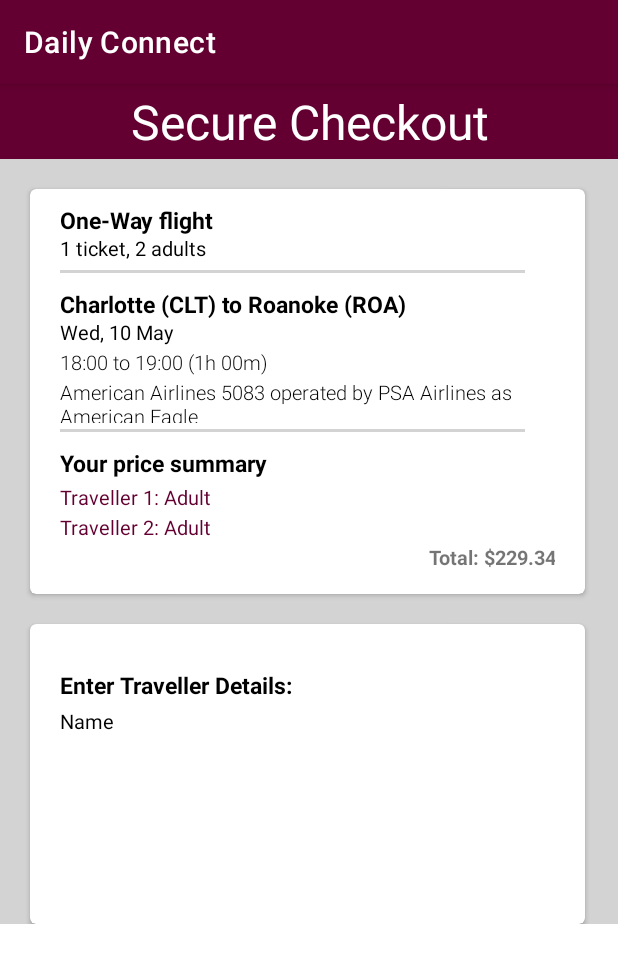
After one commit to pranavganeshvt/DailyConnect, an Android app: the SecureCheckoutActivity screen opened directly, with no data from a screen before it, on a phone screen of 412 x 824 dp. The commit adds this screen. Shown: the top 963 px of the screen. Run offline under Robolectric (Android 15) with nearby library versions, the phone set to English and light mode, and no system bars.

Commit message:
First Commit - Pranav Ganesh

```diff
--- a/app/build.gradle
+++ b/app/build.gradle
@@ -13,6 +13,7 @@ android {
         targetSdk 33
         versionCode 1
         versionName "1.0"
+        compileSdkPreview = "UpsideDownCake"
 
         testInstrumentationRunner "androidx.test.runner.AndroidJUnitRunner"
     }
@@ -38,7 +39,9 @@ dependencies {
     implementation 'androidx.appcompat:appcompat:1.4.1'
     implementation 'com.google.android.material:material:1.5.0'
     implementation 'androidx.constraintlayout:constraintlayout:2.1.3'
+    implementation 'androidx.core:core-ktx:+'
     testImplementation 'junit:junit:4.13.2'
     androidTestImplementation 'androidx.test.ext:junit:1.1.3'
     androidTestImplementation 'androidx.test.espresso:espresso-core:3.4.0'
+    implementation("androidx.cardview:cardview:1.0.0")
 }
--- a/app/src/main/AndroidManifest.xml
+++ b/app/src/main/AndroidManifest.xml
@@ -21,6 +21,9 @@
             android:name=".TimingsPage"
             android:exported="false" />
         <activity
+            android:name=".SecureCheckoutActivity"
+            android:exported="false" />
+        <activity
             android:name=".LoginPage"
             android:exported="true">
             <intent-filter>
@@ -29,6 +32,7 @@
                 <category android:name="android.intent.category.LAUNCHER" />
             </intent-filter>
         </activity>
+
     </application>
 
 </manifest>
--- a/app/src/main/java/com/example/dailyconnect/LoginPage.kt
+++ b/app/src/main/java/com/example/dailyconnect/LoginPage.kt
@@ -11,10 +11,11 @@ class LoginPage : AppCompatActivity() {
         super.onCreate(savedInstanceState)
         setContentView(R.layout.login)
 
-        val login = findViewById<Button>(R.id.login);
+        val login = findViewById<Button>(R.id.login)
         login.setOnClickListener{
-            val intent1 = android.content.Intent (this, TimingsPage::class.java)
+            val intent1 = android.content.Intent (this@LoginPage, TimingsPage::class.java)
             startActivity(intent1)
+
         }
     }
 }
--- a/app/src/main/java/com/example/dailyconnect/SeatsPageActivity.kt
+++ b/app/src/main/java/com/example/dailyconnect/SeatsPageActivity.kt
@@ -10,10 +10,10 @@ class SeatsPageActivity : AppCompatActivity() {
         super.onCreate(savedInstanceState)
         setContentView(R.layout.activity_seats_page)
 
-        var proceedButton = findViewById<Button>(R.id.proceed_button)
+        val proceedButton = findViewById<Button>(R.id.proceed_button)
         proceedButton.setOnClickListener{
-            val intent = Intent(this@SeatsPageActivity, LoginPage::class.java)
-            startActivity(intent)
+            val intent3 = Intent(this@SeatsPageActivity, HomePageActivity::class.java)
+            startActivity(intent3)
         }
     }
 }
--- /dev/null
+++ b/app/src/main/java/com/example/dailyconnect/SecureCheckoutActivity.kt
@@ -0,0 +1,11 @@
+package com.example.dailyconnect
+
+import androidx.appcompat.app.AppCompatActivity
+import android.os.Bundle
+
+class SecureCheckoutActivity : AppCompatActivity() {
+    override fun onCreate(savedInstanceState: Bundle?) {
+        super.onCreate(savedInstanceState)
+        setContentView(R.layout.secure_checkout)
+    }
+}
--- a/app/src/main/java/com/example/dailyconnect/TimingsPage.kt
+++ b/app/src/main/java/com/example/dailyconnect/TimingsPage.kt
@@ -9,10 +9,10 @@ class TimingsPage : AppCompatActivity() {
         super.onCreate(savedInstanceState)
         setContentView(R.layout.timings)
 
-        var next = findViewById<Button>(R.id.next)
-        next.setOnClickListener{
-            val intent2 = android.content.Intent(this, SeatsPageActivity::class.java)
-            startActivity(intent2)
+        val next1 = findViewById<Button>(R.id.next)
+        next1.setOnClickListener{
+            val intent4 = android.content.Intent(this@TimingsPage, LoginPage::class.java)
+            startActivity(intent4)
         }
     }
 }
--- a/app/src/main/res/layout/activity_home_page.xml
+++ b/app/src/main/res/layout/activity_home_page.xml
@@ -24,9 +24,6 @@
             android:layout_height="wrap_content"
             android:layout_weight="1"/>
 
-        <SearchView
-            android:layout_width="wrap_content"
-            android:layout_height="wrap_content"/>
 
         <Button
             android:layout_width="wrap_content"
--- /dev/null
+++ b/app/src/main/res/layout/secure_checkout.xml
@@ -0,0 +1,192 @@
+<?xml version="1.0" encoding="utf-8"?>
+<ScrollView
+    xmlns:android="http://schemas.android.com/apk/res/android"
+    xmlns:card_view="http://schemas.android.com/apk/res-auto"
+    android:layout_width="fill_parent"
+    android:layout_height="fill_parent">
+<LinearLayout
+    android:layout_width="match_parent"
+    android:layout_height="match_parent"
+    android:background="#D3D3D3"
+    android:orientation="vertical">
+
+    <TextView
+        android:id="@+id/textView"
+        android:layout_width="match_parent"
+        android:layout_height="50dp"
+        android:textAlignment="center"
+        android:background="#630031"
+        android:textColor="#FFF"
+        android:gravity="center"
+        android:layout_centerInParent="true"
+        android:textSize="32sp"
+        android:text="Secure Checkout" />
+
+
+    <androidx.cardview.widget.CardView
+        xmlns:card_view="http://schemas.android.com/apk/res-auto"
+        android:id="@+id/card_view"
+        android:layout_width="370dp"
+        android:layout_height="270dp"
+        android:layout_marginTop="20dp"
+        android:layout_marginLeft="20dp"
+        android:layout_marginRight="20dp"
+        card_view:cardCornerRadius="4dp"
+        android:backgroundTint="@color/white">
+
+        <LinearLayout
+            android:layout_width="match_parent"
+            android:layout_height="270dp"
+            android:layout_marginLeft="20dp"
+            android:orientation="vertical"
+            android:layout_marginRight="20dp">
+        <TextView
+            android:id="@+id/text_1"
+            android:layout_width="match_parent"
+            android:layout_height="20dp"
+            android:layout_marginTop="10dp"
+            android:text="One-Way flight"
+            android:textStyle="bold"
+            android:textColor="#000"
+            android:textSize="15sp"/>
+            <TextView
+                android:id="@+id/text_2"
+                android:layout_width="match_parent"
+                android:layout_height="20dp"
+                android:text="1 ticket, 2 adults"
+                android:textColor="#000"
+                android:textSize="13sp"/>
+            <Space
+                android:layout_width="match_parent"
+                android:layout_height="4dp">
+            </Space>
+            <View
+                android:layout_width="match_parent"
+                android:layout_height="2dp"
+                android:background="#D3D3D3"
+                android:layout_marginRight="20dp"/>
+            <TextView
+                android:id="@+id/text_3"
+                android:layout_width="match_parent"
+                android:layout_height="20dp"
+                android:layout_marginTop="10dp"
+                android:text="Charlotte (CLT) to Roanoke (ROA)"
+                android:textStyle="bold"
+                android:textColor="#000"
+                android:textSize="15sp"/>
+            <TextView
+                android:id="@+id/text_4"
+                android:layout_width="match_parent"
+                android:layout_height="20dp"
+                android:text="Wed, 10 May"
+                android:textColor="#000"
+                android:textSize="13sp"/>
+            <TextView
+                android:id="@+id/text_5"
+                android:layout_width="match_parent"
+                android:layout_height="20dp"
+                android:text="18:00 to 19:00 (1h 00m)"
+                android:textColor="#000"
+                android:textSize="13sp"
+                android:fontFamily="sans-serif-light"/>
+            <TextView
+                android:id="@+id/text_6"
+                android:layout_width="match_parent"
+                android:layout_height="30dp"
+                android:text="American Airlines 5083 operated by PSA Airlines as American Eagle"
+                android:textColor="#000"
+                android:textSize="13sp"
+                android:fontFamily="sans-serif-light"/>
+            <Space
+                android:layout_width="match_parent"
+                android:layout_height="4dp">
+            </Space>
+            <View
+                android:layout_width="match_parent"
+                android:layout_height="2dp"
+                android:background="#D3D3D3"
+                android:layout_marginRight="20dp"/>
+            <TextView
+                android:id="@+id/text_7"
+                android:layout_width="match_parent"
+                android:layout_height="20dp"
+                android:layout_marginTop="10dp"
+                android:text="Your price summary"
+                android:textStyle="bold"
+                android:textColor="#000"
+                android:textSize="15sp"/>
+            <Space
+                android:layout_width="match_parent"
+                android:layout_height="4dp">
+            </Space>
+            <TextView
+                android:id="@+id/text_8"
+                android:layout_width="match_parent"
+                android:layout_height="20dp"
+                android:text="Traveller 1: Adult"
+                android:textColor="#630031"
+                android:textSize="13sp"/>
+
+            <TextView
+                android:id="@+id/text_9"
+                android:layout_width="match_parent"
+                android:layout_height="20dp"
+                android:text="Traveller 2: Adult"
+                android:textColor="#630031"
+                android:textSize="13sp"
+                />
+
+                    <TextView
+                        android:layout_width="match_parent"
+                        android:layout_height="25dp"
+                        android:text = "Total: $229.34"
+                        android:textSize="13sp"
+                        android:textStyle="bold"
+                        android:gravity="right"
+                        android:textAlignment="gravity"
+                    />
+
+        </LinearLayout>
+
+    </androidx.cardview.widget.CardView>
+    <androidx.cardview.widget.CardView
+        android:id="@+id/card_view_2"
+        android:layout_width="370dp"
+        android:layout_height="200dp"
+        android:layout_marginTop="20dp"
+        android:layout_marginLeft="20dp"
+        android:layout_marginRight="20dp"
+        card_view:cardCornerRadius="4dp"
+        android:backgroundTint="@color/white">
+
+        <LinearLayout
+            android:layout_width="match_parent"
+            android:layout_height="match_parent"
+            android:layout_marginRight="20dp"
+            android:layout_marginLeft="20dp"
+            android:layout_marginTop="20dp"
+            android:background="#FFF"
+            android:orientation="vertical">
+            <TextView
+                android:id="@+id/text_10"
+                android:layout_width="match_parent"
+                android:layout_height="20dp"
+                android:layout_marginTop="10dp"
+                android:text="Enter Traveller Details:"
+                android:textStyle="bold"
+                android:textColor="#000"
+                android:textSize="15sp"/>
+
+            <TextView
+                android:id="@+id/text_11"
+                android:layout_width="match_parent"
+                android:layout_height="20dp"
+                android:layout_marginTop="5dp"
+                android:text="Name"
+                android:textColor="#000"
+                android:textSize="13sp"/>
+
+        </LinearLayout>
+    </androidx.cardview.widget.CardView>
+</LinearLayout>
+</ScrollView>
--- a/app/src/main/res/values/themes.xml
+++ b/app/src/main/res/values/themes.xml
@@ -2,8 +2,8 @@
     <!-- Base application theme. -->
     <style name="Theme.DailyConnect" parent="Theme.MaterialComponents.DayNight.DarkActionBar">
         <!-- Primary brand color. -->
-        <item name="colorPrimary">@color/purple_500</item>
-        <item name="colorPrimaryVariant">@color/purple_700</item>
+        <item name="colorPrimary">#630031</item>
+        <item name="colorPrimaryVariant">#630031</item>
         <item name="colorOnPrimary">@color/white</item>
         <!-- Secondary brand color. -->
         <item name="colorSecondary">@color/teal_200</item>
```
Also changed, not shown: app/src/main/res/drawable/govtid.jpeg (added).
